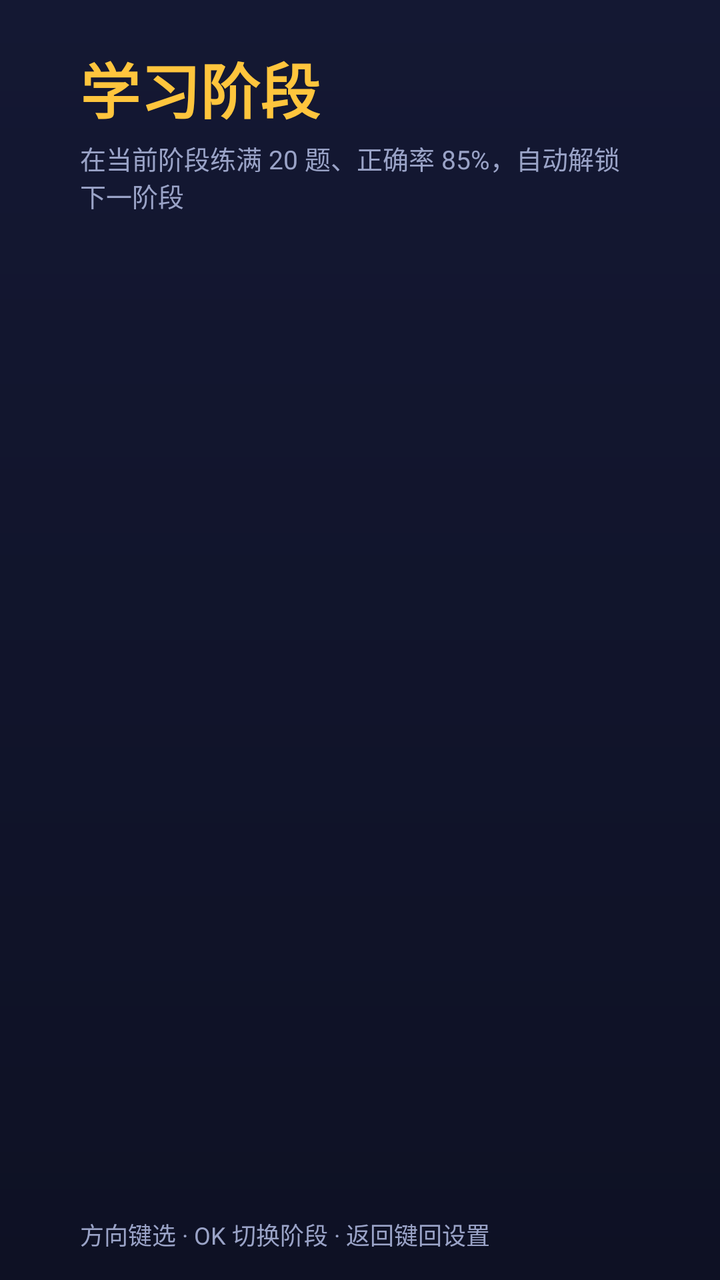
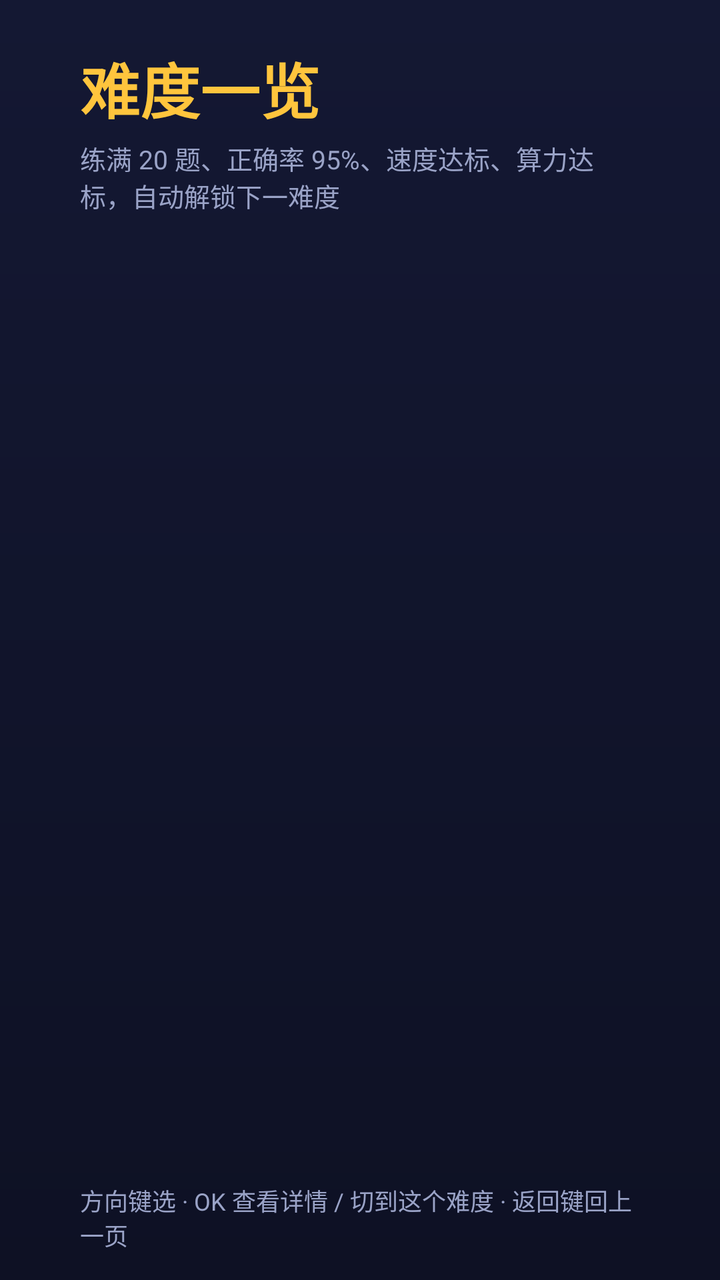

The first picture is an Android layout as it rendered before a commit; the second is the same layout after the commit. The layout source and the unified diff follow.
<!-- AndroidManifest.xml: application theme Theme.MathKing -->
<!-- res/layout/fragment_stages.xml -->
<?xml version="1.0" encoding="utf-8"?>
<LinearLayout xmlns:android="http://schemas.android.com/apk/res/android"
    android:layout_width="match_parent"
    android:layout_height="match_parent"
    android:background="@drawable/bg_page"
    android:clipChildren="false"
    android:clipToPadding="false"
    android:orientation="vertical"
    android:paddingStart="40dp"
    android:paddingTop="22dp"
    android:paddingEnd="40dp"
    android:paddingBottom="14dp">

    <TextView
        android:layout_width="wrap_content"
        android:layout_height="wrap_content"
        android:text="学习阶段"
        android:textColor="@color/accent"
        android:textSize="30sp"
        android:textStyle="bold" />

    <TextView
        android:id="@+id/tvStageHint"
        android:layout_width="match_parent"
        android:layout_height="wrap_content"
        android:layout_marginTop="4dp"
        android:text="在当前阶段练满 20 题、正确率 85%，自动解锁下一阶段"
        android:textColor="@color/text_dim"
        android:textSize="13sp" />

    <LinearLayout
        android:layout_width="match_parent"
        android:layout_height="0dp"
        android:layout_marginTop="10dp"
        android:layout_weight="1"
        android:baselineAligned="false"
        android:clipChildren="false"
        android:clipToPadding="false"
        android:orientation="horizontal">

        <LinearLayout
            android:id="@+id/colLeft"
            android:layout_width="0dp"
            android:layout_height="match_parent"
            android:layout_marginEnd="12dp"
            android:layout_weight="1"
            android:clipChildren="false"
            android:clipToPadding="false"
            android:orientation="vertical" />

        <LinearLayout
            android:id="@+id/colRight"
            android:layout_width="0dp"
            android:layout_height="match_parent"
            android:layout_weight="1"
            android:clipChildren="false"
            android:clipToPadding="false"
            android:orientation="vertical" />
    </LinearLayout>

    <TextView
        android:layout_width="match_parent"
        android:layout_height="wrap_content"
        android:layout_marginTop="8dp"
        android:text="方向键选 · OK 切换阶段 · 返回键回设置"
        android:textColor="@color/text_dim"
        android:textSize="12sp" />
</LinearLayout>
<!-- resources referenced by this layout -->
<resources>
  <color name="accent">#FFC53D</color>
  <color name="text_dim">#9AA3C7</color>
  <!-- drawable bg_page (drawable) -->
  <?xml version="1.0" encoding="utf-8"?>
  <shape xmlns:android="http://schemas.android.com/apk/res/android" android:shape="rectangle">
      <gradient android:angle="270" android:startColor="#141833" android:endColor="#0E1124" />
  </shape>
  <style name="Theme.MathKing" parent="Theme.AppCompat.NoActionBar">
          <item name="android:windowBackground">@color/bg</item>
          <item name="android:colorAccent">@color/accent</item>
          <item name="android:textColorPrimary">@color/text</item>
          <item name="android:windowNoTitle">true</item>
          <item name="android:windowFullscreen">false</item>
      </style>
  <color name="bg">#0E1124</color>
  <color name="text">#FFFFFF</color>
</resources>

<!-- the commit's change to res/layout/fragment_stages.xml (unified diff, before → after) -->
@@ -14,7 +14,7 @@
     <TextView
         android:layout_width="wrap_content"
         android:layout_height="wrap_content"
-        android:text="学习阶段"
+        android:text="难度一览"
         android:textColor="@color/accent"
         android:textSize="30sp"
         android:textStyle="bold" />
@@ -24,7 +24,7 @@
         android:layout_width="match_parent"
         android:layout_height="wrap_content"
         android:layout_marginTop="4dp"
-        android:text="在当前阶段练满 20 题、正确率 85%，自动解锁下一阶段"
+        android:text="练满 20 题、正确率 95%、速度达标、算力达标，自动解锁下一难度"
         android:textColor="@color/text_dim"
         android:textSize="13sp" />
 
@@ -62,7 +62,7 @@
         android:layout_width="match_parent"
         android:layout_height="wrap_content"
         android:layout_marginTop="8dp"
-        android:text="方向键选 · OK 切换阶段 · 返回键回设置"
+        android:text="方向键选 · OK 查看详情 / 切到这个难度 · 返回键回上一页"
         android:textColor="@color/text_dim"
         android:textSize="12sp" />
 </LinearLayout>
